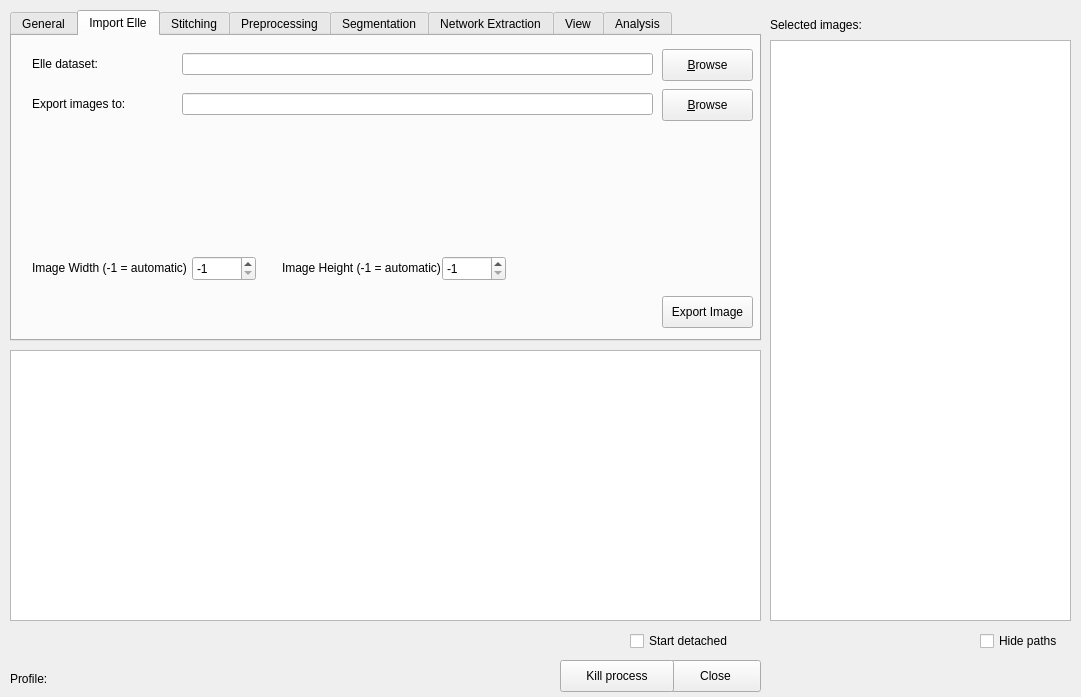
tobinder/processdialog, file processdialog.ui: the form before one commit.
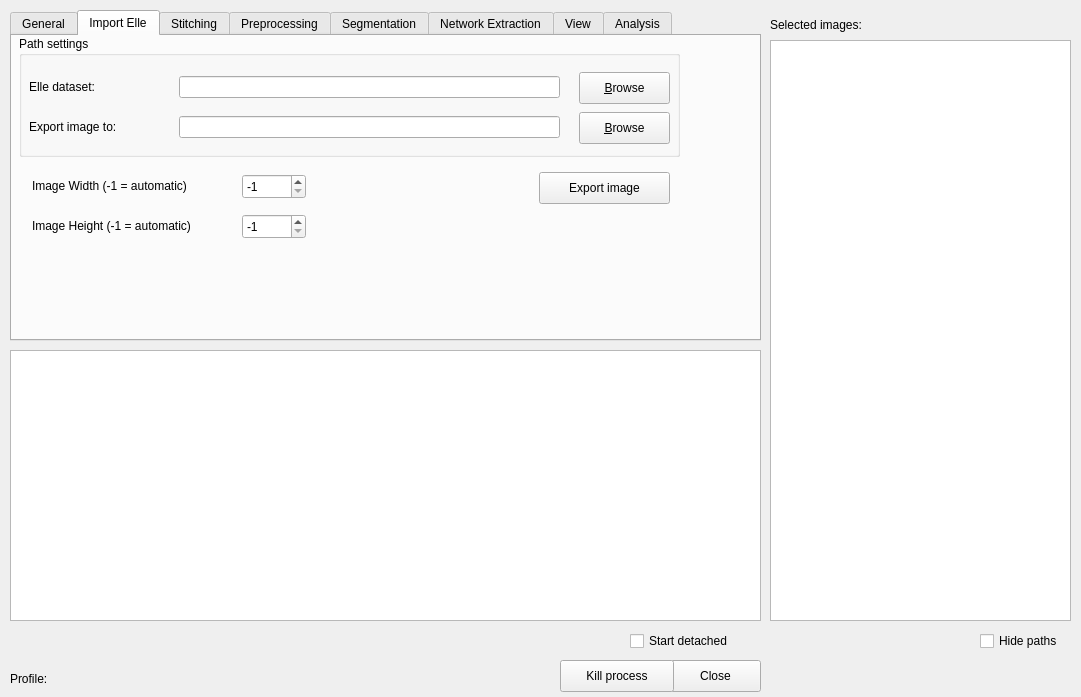
The form after the commit. The open tabs and pages were chosen to show the change. Icons and pictures are not drawn.

Patch:
```diff
--- a/processdialog.ui
+++ b/processdialog.ui
@@ -515,132 +515,12 @@
     <attribute name="title">
      <string>Import Elle</string>
     </attribute>
-    <widget class="QPushButton" name="elleDataSetBrowse">
-     <property name="geometry">
-      <rect>
-       <x>650</x>
-       <y>13</y>
-       <width>91</width>
-       <height>32</height>
-      </rect>
-     </property>
-     <property name="sizePolicy">
-      <sizepolicy hsizetype="Fixed" vsizetype="Fixed">
-       <horstretch>0</horstretch>
-       <verstretch>0</verstretch>
-      </sizepolicy>
-     </property>
-     <property name="text">
-      <string>&amp;Browse</string>
-     </property>
-     <property name="shortcut">
-      <string>Alt+B</string>
-     </property>
-    </widget>
-    <widget class="QLabel" name="elleDSLabel">
-     <property name="geometry">
-      <rect>
-       <x>20</x>
-       <y>20</y>
-       <width>111</width>
-       <height>16</height>
-      </rect>
-     </property>
-     <property name="sizePolicy">
-      <sizepolicy hsizetype="Fixed" vsizetype="Preferred">
-       <horstretch>0</horstretch>
-       <verstretch>0</verstretch>
-      </sizepolicy>
-     </property>
-     <property name="frameShape">
-      <enum>QFrame::NoFrame</enum>
-     </property>
-     <property name="frameShadow">
-      <enum>QFrame::Plain</enum>
-     </property>
-     <property name="text">
-      <string>Elle dataset:</string>
-     </property>
-     <property name="buddy">
-      <cstring>originalEdit</cstring>
-     </property>
-    </widget>
-    <widget class="QLineEdit" name="elleDataSetEdit">
-     <property name="geometry">
-      <rect>
-       <x>170</x>
-       <y>17</y>
-       <width>471</width>
-       <height>22</height>
-      </rect>
-     </property>
-    </widget>
-    <widget class="QLineEdit" name="elleExportEdit">
-     <property name="geometry">
-      <rect>
-       <x>170</x>
-       <y>57</y>
-       <width>471</width>
-       <height>22</height>
-      </rect>
-     </property>
-    </widget>
-    <widget class="QPushButton" name="elleExportBrowse">
-     <property name="geometry">
-      <rect>
-       <x>650</x>
-       <y>53</y>
-       <width>91</width>
-       <height>32</height>
-      </rect>
-     </property>
-     <property name="sizePolicy">
-      <sizepolicy hsizetype="Fixed" vsizetype="Fixed">
-       <horstretch>0</horstretch>
-       <verstretch>0</verstretch>
-      </sizepolicy>
-     </property>
-     <property name="text">
-      <string>&amp;Browse</string>
-     </property>
-     <property name="shortcut">
-      <string>Alt+B</string>
-     </property>
-    </widget>
-    <widget class="QLabel" name="elleExportLabel">
-     <property name="geometry">
-      <rect>
-       <x>20</x>
-       <y>60</y>
-       <width>111</width>
-       <height>16</height>
-      </rect>
-     </property>
-     <property name="sizePolicy">
-      <sizepolicy hsizetype="Fixed" vsizetype="Preferred">
-       <horstretch>0</horstretch>
-       <verstretch>0</verstretch>
-      </sizepolicy>
-     </property>
-     <property name="frameShape">
-      <enum>QFrame::NoFrame</enum>
-     </property>
-     <property name="frameShadow">
-      <enum>QFrame::Plain</enum>
-     </property>
-     <property name="text">
-      <string>Export images to:</string>
-     </property>
-     <property name="buddy">
-      <cstring>originalEdit</cstring>
-     </property>
-    </widget>
     <widget class="QLabel" name="label_10">
      <property name="geometry">
       <rect>
        <x>20</x>
-       <y>224</y>
-       <width>161</width>
+       <y>142</y>
+       <width>211</width>
        <height>16</height>
       </rect>
      </property>
@@ -651,8 +531,8 @@
     <widget class="QSpinBox" name="elleXBox">
      <property name="geometry">
       <rect>
-       <x>180</x>
-       <y>220</y>
+       <x>230</x>
+       <y>138</y>
        <width>64</width>
        <height>25</height>
       </rect>
@@ -673,9 +553,9 @@
     <widget class="QLabel" name="label_11">
      <property name="geometry">
       <rect>
-       <x>270</x>
-       <y>224</y>
-       <width>161</width>
+       <x>20</x>
+       <y>182</y>
+       <width>211</width>
        <height>16</height>
       </rect>
      </property>
@@ -686,8 +566,8 @@
     <widget class="QSpinBox" name="elleYBox">
      <property name="geometry">
       <rect>
-       <x>430</x>
-       <y>220</y>
+       <x>230</x>
+       <y>178</y>
        <width>64</width>
        <height>25</height>
       </rect>
@@ -708,9 +588,9 @@
     <widget class="QPushButton" name="elleExportButton">
      <property name="geometry">
       <rect>
-       <x>650</x>
-       <y>260</y>
-       <width>91</width>
+       <x>527</x>
+       <y>136</y>
+       <width>131</width>
        <height>32</height>
       </rect>
      </property>
@@ -721,12 +601,148 @@
       </sizepolicy>
      </property>
      <property name="text">
-      <string>Export Image</string>
+      <string>Export image</string>
      </property>
      <property name="shortcut">
       <string>Alt+B</string>
      </property>
     </widget>
+    <widget class="QGroupBox" name="elleGroupBox">
+     <property name="enabled">
+      <bool>true</bool>
+     </property>
+     <property name="geometry">
+      <rect>
+       <x>7</x>
+       <y>0</y>
+       <width>661</width>
+       <height>121</height>
+      </rect>
+     </property>
+     <property name="title">
+      <string>Path settings</string>
+     </property>
+     <widget class="QLabel" name="elleDSLabel">
+      <property name="geometry">
+       <rect>
+        <x>10</x>
+        <y>43</y>
+        <width>111</width>
+        <height>16</height>
+       </rect>
+      </property>
+      <property name="sizePolicy">
+       <sizepolicy hsizetype="Fixed" vsizetype="Preferred">
+        <horstretch>0</horstretch>
+        <verstretch>0</verstretch>
+       </sizepolicy>
+      </property>
+      <property name="frameShape">
+       <enum>QFrame::NoFrame</enum>
+      </property>
+      <property name="frameShadow">
+       <enum>QFrame::Plain</enum>
+      </property>
+      <property name="text">
+       <string>Elle dataset:</string>
+      </property>
+      <property name="buddy">
+       <cstring>originalEdit</cstring>
+      </property>
+     </widget>
+     <widget class="QLabel" name="elleExportLabel">
+      <property name="geometry">
+       <rect>
+        <x>10</x>
+        <y>83</y>
+        <width>111</width>
+        <height>16</height>
+       </rect>
+      </property>
+      <property name="sizePolicy">
+       <sizepolicy hsizetype="Fixed" vsizetype="Preferred">
+        <horstretch>0</horstretch>
+        <verstretch>0</verstretch>
+       </sizepolicy>
+      </property>
+      <property name="frameShape">
+       <enum>QFrame::NoFrame</enum>
+      </property>
+      <property name="frameShadow">
+       <enum>QFrame::Plain</enum>
+      </property>
+      <property name="text">
+       <string>Export image to:</string>
+      </property>
+      <property name="buddy">
+       <cstring>originalEdit</cstring>
+      </property>
+     </widget>
+     <widget class="QLineEdit" name="elleDataSetEdit">
+      <property name="geometry">
+       <rect>
+        <x>160</x>
+        <y>40</y>
+        <width>381</width>
+        <height>22</height>
+       </rect>
+      </property>
+     </widget>
+     <widget class="QLineEdit" name="elleExportEdit">
+      <property name="geometry">
+       <rect>
+        <x>160</x>
+        <y>80</y>
+        <width>381</width>
+        <height>22</height>
+       </rect>
+      </property>
+     </widget>
+     <widget class="QPushButton" name="elleDataSetBrowse">
+      <property name="geometry">
+       <rect>
+        <x>560</x>
+        <y>36</y>
+        <width>91</width>
+        <height>32</height>
+       </rect>
+      </property>
+      <property name="sizePolicy">
+       <sizepolicy hsizetype="Fixed" vsizetype="Fixed">
+        <horstretch>0</horstretch>
+        <verstretch>0</verstretch>
+       </sizepolicy>
+      </property>
+      <property name="text">
+       <string>&amp;Browse</string>
+      </property>
+      <property name="shortcut">
+       <string>Alt+B</string>
+      </property>
+     </widget>
+     <widget class="QPushButton" name="elleExportBrowse">
+      <property name="geometry">
+       <rect>
+        <x>560</x>
+        <y>76</y>
+        <width>91</width>
+        <height>32</height>
+       </rect>
+      </property>
+      <property name="sizePolicy">
+       <sizepolicy hsizetype="Fixed" vsizetype="Fixed">
+        <horstretch>0</horstretch>
+        <verstretch>0</verstretch>
+       </sizepolicy>
+      </property>
+      <property name="text">
+       <string>&amp;Browse</string>
+      </property>
+      <property name="shortcut">
+       <string>Alt+B</string>
+      </property>
+     </widget>
+    </widget>
    </widget>
    <widget class="QWidget" name="stitching">
     <attribute name="title">
```
Left out of the diff: 2 changed lines with no effect on the pictures.
